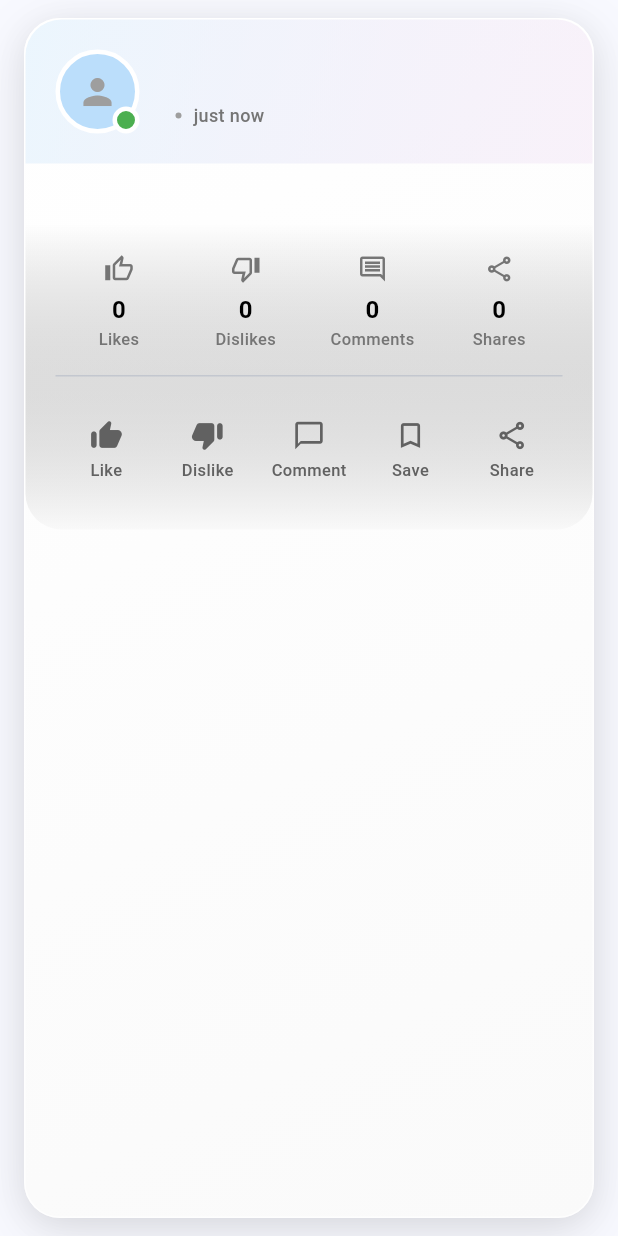
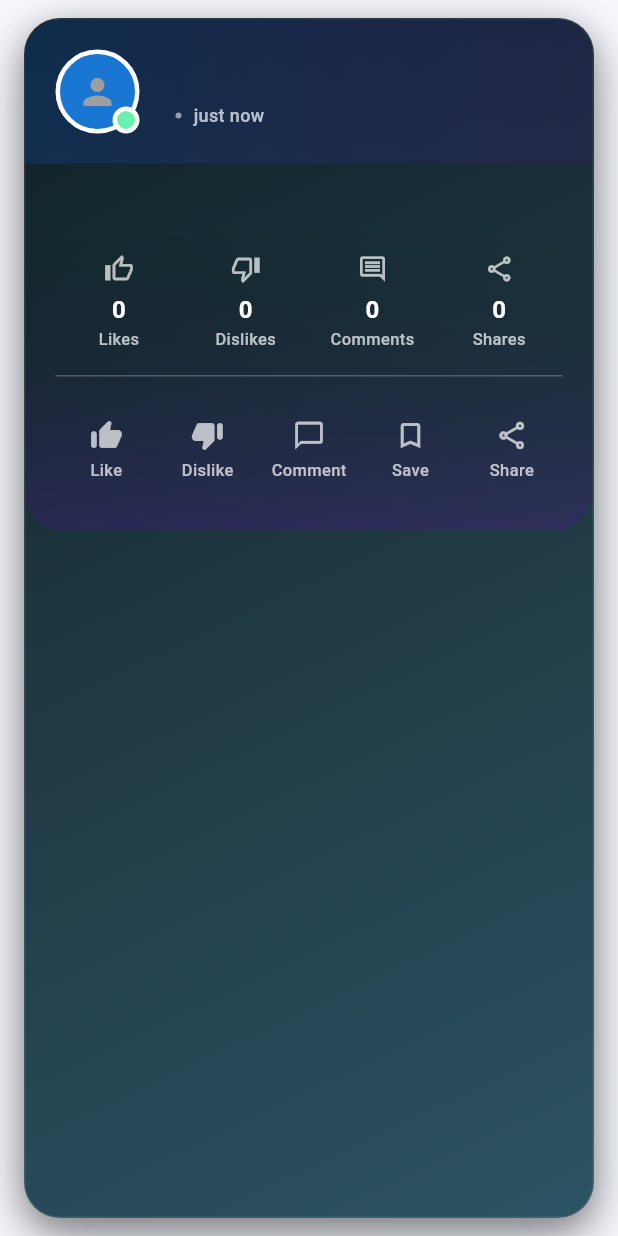
Before and after one commit to pbp-kelompok-a05/smash-mobile, a Flutter app: the PostCard widget shown alone on an empty page, opened directly with empty values, on a phone screen of 412 x 824 dp. Run offline on Flutter 3.47's test engine with Material 3 defaults, Android fonts, the phone set to English and light mode, and no system bars; our stand-ins replace google_fonts, image_picker; missing offline and left inert: pbp_django_auth; accounts and stored records are empty; network calls fail; Roboto replaces fonts that are missing (Poppins).

Commit message:
update tampilan post card

```diff
--- a/lib/widgets/post_card.dart
+++ b/lib/widgets/post_card.dart
@@ -1,9 +1,9 @@
 // ignore_for_file: deprecated_member_use, unused_element, control_flow_in_finally, unused_import, unnecessary_import, unused_field, unnecessary_underscores, avoid_print, unused_local_variable
 
 import 'package:flutter/material.dart';
-// FIX: Ganti dari Filtering_entry.dart menjadi filtering_entry.dart
 import 'package:smash_mobile/models/Filtering_entry.dart';
 import 'package:smash_mobile/post/post_detail_page.dart';
+import 'package:smash_mobile/screens/edit_post.dart';
 import 'package:smash_mobile/widgets/default_avatar.dart';
 
 class PostCard extends StatelessWidget {
@@ -104,21 +104,28 @@ class PostCard extends StatelessWidget {
           gradient: LinearGradient(
             begin: Alignment.topLeft,
             end: Alignment.bottomRight,
-            colors: [Colors.white, Colors.grey.shade50],
+            colors: [
+              const Color(0xFF0F2027), // Biru tua
+              const Color(0xFF203A43), // Biru keunguan
+              const Color(0xFF2C5364), // Ungu tua
+            ],
           ),
           boxShadow: [
             BoxShadow(
-              color: Colors.black.withOpacity(0.1),
+              color: Colors.black.withOpacity(0.4),
               blurRadius: 30,
-              offset: const Offset(0, 8),
+              offset: const Offset(0, 12),
             ),
             BoxShadow(
-              color: Colors.black.withOpacity(0.05),
+              color: Colors.black.withOpacity(0.2),
               blurRadius: 15,
-              offset: const Offset(0, 4),
+              offset: const Offset(0, 6),
             ),
           ],
-          border: Border.all(color: Colors.white.withOpacity(0.8), width: 1),
+          border: Border.all(
+            color: Colors.white.withOpacity(0.1),
+            width: 1,
+          ),
         ),
         child: Column(
           crossAxisAlignment: CrossAxisAlignment.start,
@@ -151,8 +158,8 @@ class PostCard extends StatelessWidget {
           begin: Alignment.topLeft,
           end: Alignment.bottomRight,
           colors: [
-            Colors.blue.shade50.withOpacity(0.7),
-            Colors.purple.shade50.withOpacity(0.5),
+            Colors.blue.shade900.withOpacity(0.3),
+            Colors.purple.shade900.withOpacity(0.2),
           ],
         ),
         borderRadius: const BorderRadius.vertical(top: Radius.circular(24)),
@@ -170,7 +177,7 @@ class PostCard extends StatelessWidget {
                   style: const TextStyle(
                     fontSize: 18,
                     fontWeight: FontWeight.bold,
-                    color: Colors.black87,
+                    color: Colors.white,
                     letterSpacing: -0.5,
                   ),
                   maxLines: 1,
@@ -184,7 +191,7 @@ class PostCard extends StatelessWidget {
                       style: TextStyle(
                         fontSize: 14,
                         fontWeight: FontWeight.w600,
-                        color: Colors.blue.shade700,
+                        color: Colors.blue.shade300,
                       ),
                     ),
                     Container(
@@ -192,7 +199,7 @@ class PostCard extends StatelessWidget {
                       width: 4,
                       height: 4,
                       decoration: const BoxDecoration(
-                        color: Colors.grey,
+                        color: Colors.white54,
                         shape: BoxShape.circle,
                       ),
                     ),
@@ -200,7 +207,7 @@ class PostCard extends StatelessWidget {
                       _formattedDate(item.createdAt),
                       style: TextStyle(
                         fontSize: 12,
-                        color: Colors.grey.shade600,
+                        color: Colors.white70,
                         fontWeight: FontWeight.w500,
                       ),
                     ),
@@ -223,9 +230,9 @@ class PostCard extends StatelessWidget {
         SafeAvatar(
           size: 56,
           imageUrl: isValid ? avatarUrl : null,
-          backgroundColor: Colors.blue.shade100,
+          backgroundColor: Colors.blue.shade700,
           borderWidth: 3,
-          borderColor: Colors.white,
+          borderColor: Colors.white30,
         ),
         Positioned(
           bottom: 0,
@@ -234,7 +241,7 @@ class PostCard extends StatelessWidget {
             width: 18,
             height: 18,
             decoration: BoxDecoration(
-              color: Colors.green,
+              color: Colors.greenAccent,
               shape: BoxShape.circle,
               border: Border.all(color: Colors.white, width: 3),
             ),
@@ -263,7 +270,7 @@ class PostCard extends StatelessWidget {
                 style: const TextStyle(
                   fontSize: 15,
                   height: 1.6,
-                  color: Colors.black87,
+                  color: Colors.white,
                   fontWeight: FontWeight.w400,
                 ),
                 maxLines: 5,
@@ -286,7 +293,7 @@ class PostCard extends StatelessWidget {
         borderRadius: BorderRadius.circular(20),
         boxShadow: [
           BoxShadow(
-            color: Colors.black.withOpacity(0.1),
+            color: Colors.black.withOpacity(0.4),
             blurRadius: 20,
             offset: const Offset(0, 10),
           ),
@@ -304,7 +311,7 @@ class PostCard extends StatelessWidget {
             return Container(
               height: 220,
               decoration: BoxDecoration(
-                color: Colors.grey.shade200,
+                color: Colors.blue.shade900.withOpacity(0.3),
                 borderRadius: BorderRadius.circular(20),
               ),
               child: Center(
@@ -313,6 +320,7 @@ class PostCard extends StatelessWidget {
                       ? progress.cumulativeBytesLoaded /
                           progress.expectedTotalBytes!
                       : null,
+                  color: Colors.white,
                 ),
               ),
             );
@@ -321,13 +329,13 @@ class PostCard extends StatelessWidget {
             return Container(
               height: 220,
               decoration: BoxDecoration(
-                color: Colors.grey.shade200,
+                color: Colors.blue.shade900.withOpacity(0.3),
                 borderRadius: BorderRadius.circular(20),
               ),
               child: const Icon(
                 Icons.broken_image,
                 size: 48,
-                color: Colors.grey,
+                color: Colors.white70,
               ),
             );
           },
@@ -355,7 +363,10 @@ class PostCard extends StatelessWidget {
         gradient: LinearGradient(
           begin: Alignment.bottomCenter,
           end: Alignment.topCenter,
-          colors: [Colors.grey.shade100.withOpacity(0.5), Colors.transparent],
+          colors: [
+            Colors.purple.shade900.withOpacity(0.3),
+            Colors.transparent,
+          ],
         ),
         borderRadius: const BorderRadius.vertical(bottom: Radius.circular(24)),
       ),
@@ -363,7 +374,7 @@ class PostCard extends StatelessWidget {
         children: [
           _buildModernStatsRow(isLiked, isDisliked),
           const SizedBox(height: 16),
-          const Divider(height: 1, thickness: 1),
+          const Divider(height: 1, thickness: 1, color: Colors.white24),
           const SizedBox(height: 16),
           _buildModernActionButtonsRow(isLiked, isDisliked, isSaved),
         ],
@@ -380,28 +391,28 @@ class PostCard extends StatelessWidget {
           icon: Icons.thumb_up_outlined,
           count: item.likesCount,
           label: 'Likes',
-          color: Colors.blue,
+          color: Colors.blue.shade300,
           isActive: isLiked,
         ),
         _buildModernStatItem(
           icon: Icons.thumb_down_outlined,
           count: item.dislikesCount,
           label: 'Dislikes',
-          color: Colors.red,
+          color: Colors.red.shade300,
           isActive: isDisliked,
         ),
         _buildModernStatItem(
           icon: Icons.comment_outlined,
           count: item.commentCount,
           label: 'Comments',
-          color: Colors.green,
+          color: Colors.green.shade300,
           isActive: false,
         ),
         _buildModernStatItem(
           icon: Icons.share_outlined,
           count: item.sharesCount,
           label: 'Shares',
-          color: Colors.purple,
+          color: Colors.purple.shade300,
           isActive: false,
         ),
       ],
@@ -426,7 +437,7 @@ class PostCard extends StatelessWidget {
             Icon(
               icon,
               size: 20,
-              color: isActive ? color : Colors.grey.shade600,
+              color: isActive ? color : Colors.white70,
             ),
             const SizedBox(height: 6),
             Text(
@@ -434,14 +445,14 @@ class PostCard extends StatelessWidget {
               style: TextStyle(
                 fontSize: 16,
                 fontWeight: FontWeight.bold,
-                color: isActive ? color : Colors.black,
+                color: isActive ? color : Colors.white,
               ),
             ),
             Text(
               label,
               style: TextStyle(
                 fontSize: 11,
-                color: isActive ? color : Colors.grey.shade600,
+                color: isActive ? color : Colors.white70,
                 fontWeight: FontWeight.w500,
               ),
             ),
@@ -463,35 +474,35 @@ class PostCard extends StatelessWidget {
         _buildModernActionButton(
           icon: Icons.thumb_up_alt_rounded,
           label: isLiked ? 'Liked' : 'Like',
-          color: Colors.blue,
+          color: Colors.blue.shade300,
           onTap: onLike,
           isActive: isLiked,
         ),
         _buildModernActionButton(
           icon: Icons.thumb_down_alt_rounded,
           label: isDisliked ? 'Disliked' : 'Dislike',
-          color: Colors.red,
+          color: Colors.red.shade300,
           onTap: onDislike,
           isActive: isDisliked,
         ),
         _buildModernActionButton(
           icon: Icons.chat_bubble_outline,
           label: 'Comment',
-          color: Colors.green,
+          color: Colors.green.shade300,
           onTap: onComment,
           isActive: false,
         ),
         _buildModernActionButton(
           icon: isSaved ? Icons.bookmark : Icons.bookmark_outline,
           label: isSaved ? 'Saved' : 'Save',
-          color: Colors.amber,
+          color: Colors.amber.shade300,
           onTap: onSave,
           isActive: isSaved,
         ),
         _buildModernActionButton(
           icon: Icons.share_outlined,
           label: 'Share',
-          color: Colors.grey,
+          color: Colors.grey.shade400,
           onTap: onShare,
           isActive: false,
         ),
@@ -513,13 +524,13 @@ class PostCard extends StatelessWidget {
         child: InkWell(
           onTap: enableInteractions ? onTap : null,
           borderRadius: BorderRadius.circular(16),
-          splashColor: color.withOpacity(0.2),
-          highlightColor: color.withOpacity(0.1),
+          splashColor: color.withOpacity(0.4),
+          highlightColor: color.withOpacity(0.2),
           child: Container(
             padding: const EdgeInsets.symmetric(vertical: 12),
             decoration: BoxDecoration(
               borderRadius: BorderRadius.circular(16),
-              color: isActive ? color.withOpacity(0.1) : Colors.transparent,
+              color: isActive ? color.withOpacity(0.2) : Colors.transparent,
             ),
             child: Column(
               mainAxisSize: MainAxisSize.min,
@@ -528,8 +539,8 @@ class PostCard extends StatelessWidget {
                   icon,
                   size: 22,
                   color: enableInteractions
-                      ? (isActive ? color : Colors.grey.shade700)
-                      : Colors.grey.shade400,
+                      ? (isActive ? color : Colors.white70)
+                      : Colors.white38,
                 ),
                 const SizedBox(height: 4),
                 Text(
@@ -538,8 +549,8 @@ class PostCard extends StatelessWidget {
                     fontSize: 11,
                     fontWeight: isActive ? FontWeight.bold : FontWeight.w500,
                     color: enableInteractions
-                        ? (isActive ? color : Colors.grey.shade700)
-                        : Colors.grey.shade400,
+                        ? (isActive ? color : Colors.white70)
+                        : Colors.white38,
                   ),
                 ),
               ],
@@ -552,7 +563,15 @@ class PostCard extends StatelessWidget {
 
   /// Handler menu aksi (edit/delete)
   void _handleMenuAction(String action) {
-    if (action == 'edit' && onEdit != null) onEdit!(item);
+    if (action == 'edit') {
+      // Navigasi ke halaman edit
+      Navigator.push(
+        context!,
+        MaterialPageRoute(
+          builder: (_) => EditPostPage(post: item),
+        ),
+      );
+    }
     if (action == 'delete' && onDelete != null) onDelete!(item);
   }
 
@@ -560,6 +579,8 @@ class PostCard extends StatelessWidget {
   bool get _canShowMenu =>
       showMenu &&
       (item.canEdit || (currentUserId != null && item.userId == currentUserId));
+
+        BuildContext? get context => null;
 
   /// Pilih URL avatar dari multiple sources
   String? _pickAvatar() {
@@ -569,7 +590,7 @@ class PostCard extends StatelessWidget {
       avatarUrl?.trim(),
       defaultAvatar,
     ];
-    for (final src in sources) {
+    for (var src in sources) {
       if (src == null || src.isEmpty) continue;
       final resolved = resolver(src);
       if (resolved != null && resolved.isNotEmpty) return resolved;
@@ -609,28 +630,30 @@ class _PostActionsMenu extends StatelessWidget {
         PopupMenuItem(
           value: 'edit',
           child: Row(children: [
-            Icon(Icons.edit, size: 18, color: Colors.black87),
+            Icon(Icons.edit, size: 18, color: Colors.white70),
             SizedBox(width: 8),
-            Text('Edit'),
+            Text('Edit', style: TextStyle(color: Colors.white70)),
           ]),
         ),
         PopupMenuItem(
           value: 'delete',
           child: Row(children: [
-            Icon(Icons.delete, size: 18, color: Colors.red),
+            Icon(Icons.delete, size: 18, color: Colors.redAccent),
             SizedBox(width: 8),
-            Text('Delete', style: TextStyle(color: Colors.red)),
+            Text('Delete', style: TextStyle(color: Colors.redAccent)),
           ]),
         ),
       ],
       icon: Container(
         padding: const EdgeInsets.all(6),
         decoration: BoxDecoration(
-          color: Colors.grey.shade100,
+          color: Colors.white.withOpacity(0.1),
           shape: BoxShape.circle,
         ),
-        child: const Icon(Icons.more_vert, size: 18, color: Colors.grey),
+        child: const Icon(Icons.more_vert, size: 18, color: Colors.white70),
       ),
+      color: const Color(0xFF203A43), // Background menu gelap
+      shape: RoundedRectangleBorder(borderRadius: BorderRadius.circular(12)),
     );
   }
 }
@@ -652,7 +675,7 @@ class _YoutubePreview extends StatelessWidget {
         borderRadius: BorderRadius.circular(20),
         boxShadow: [
           BoxShadow(
-            color: Colors.black.withOpacity(0.1),
+            color: Colors.black.withOpacity(0.4),
             blurRadius: 20,
             offset: const Offset(0, 10),
           ),
@@ -672,7 +695,7 @@ class _YoutubePreview extends StatelessWidget {
                     height: 200,
                     width: double.infinity,
                     decoration: BoxDecoration(
-                      color: Colors.grey.shade200,
+                      color: Colors.blue.shade900.withOpacity(0.3),
                       image: thumb != null
                           ? DecorationImage(
                               image: NetworkImage(thumb),
@@ -689,7 +712,7 @@ class _YoutubePreview extends StatelessWidget {
                       shape: BoxShape.circle,
                       boxShadow: [
                         BoxShadow(
-                          color: Colors.red.withOpacity(0.3),
+                          color: Colors.red.withOpacity(0.5),
                           blurRadius: 20,
                           spreadRadius: 5,
                         ),
@@ -706,7 +729,12 @@ class _YoutubePreview extends StatelessWidget {
             ),
             Container(
               padding: const EdgeInsets.all(16),
-              decoration: const BoxDecoration(color: Colors.white),
+              decoration: BoxDecoration(
+                color: const Color(0xFF203A43),
+                border: Border(
+                  top: BorderSide(color: Colors.white.withOpacity(0.1), width: 1),
+                ),
+              ),
               child: Row(
                 children: [
                   Icon(
@@ -719,7 +747,7 @@ class _YoutubePreview extends StatelessWidget {
                     child: Text(
                       'YouTube Video',
                       style: TextStyle(
-                        color: Colors.red.shade700,
+                        color: Colors.red.shade300,
                         fontWeight: FontWeight.bold,
                         fontSize: 13,
                       ),
```
Also changed, not shown: lib/screens/edit_post.dart (+97 -64 lines).
